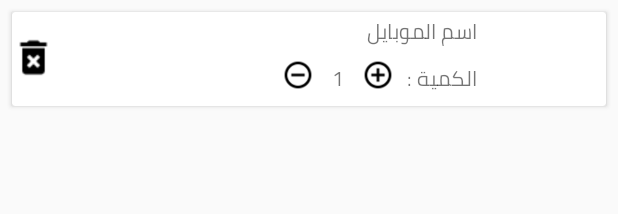
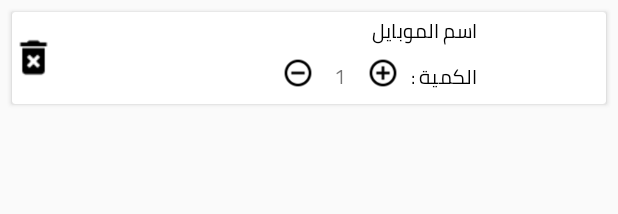
Before and after one commit to mahmoud-ebda3/MwanFeb2020, an Android app: the layout cart_new_activity_item.xml on its own in the app's theme, with its tools: preview values and no code run, on a phone screen of 412 x 824 dp. Shown: the top 214 px of the screen. Run offline under Robolectric (Android 15) with nearby library versions, the phone set to English and light mode, and no system bars; network calls fail.

Commit message:
init sss222

```diff
--- a/app/src/main/res/layout/cart_new_activity_item.xml
+++ b/app/src/main/res/layout/cart_new_activity_item.xml
@@ -55,12 +55,12 @@
                     android:orientation="vertical">
 
                     <com.ebda3.design.MyTextView
-
+                        android:textSize="13dp"
                         android:gravity="right"
                         android:id="@+id/txt_product_name_cart"
                         android:layout_width="match_parent"
                         android:layout_height="wrap_content"
-
+                        android:textColor="@color/black"
                         android:text="اسم الموبايل" />
 
 
@@ -81,6 +81,8 @@
 
                     android:orientation="horizontal">
                     <com.ebda3.design.MyTextView
+                        android:textColor="@color/black"
+                        android:textSize="13dp"
                         android:gravity="right"
                         android:id="@+id/txt_product_name44"
                         android:layout_width="wrap_content"
```
